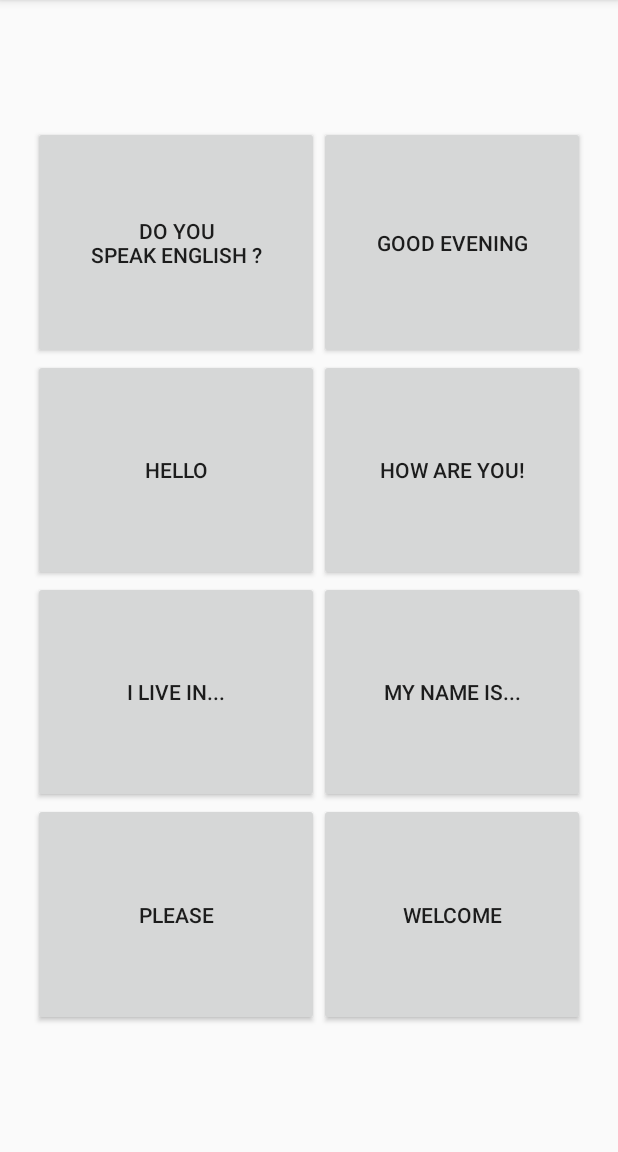
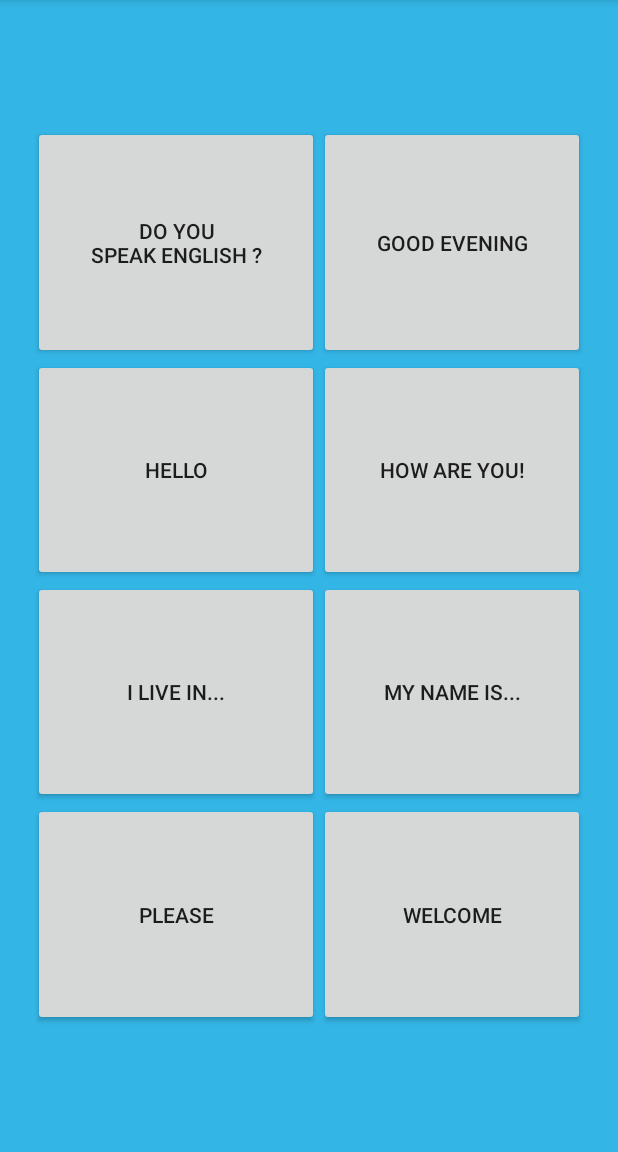
Before and after one commit to ramsony/BasicPhrases, an Android app: the screen it shows after launch (MainActivity), on a phone screen of 412 x 824 dp, the part 84-1236 px from its top. Run offline under Robolectric (Android 15) with nearby library versions, the phone set to English and light mode, and no system bars.

```diff
--- a/app/src/main/res/layout/activity_main.xml
+++ b/app/src/main/res/layout/activity_main.xml
@@ -4,6 +4,7 @@
     xmlns:tools="http://schemas.android.com/tools"
     android:layout_width="match_parent"
     android:layout_height="match_parent"
+    android:background="@android:color/holo_blue_light"
     tools:context=".MainActivity">
 
     <android.support.v7.widget.GridLayout
@@ -15,6 +16,7 @@
         android:layout_marginEnd="8dp"
         android:layout_marginRight="8dp"
         android:layout_marginBottom="8dp"
+        android:background="@android:color/holo_blue_light"
         app:columnCount="2"
         app:layout_constraintBottom_toBottomOf="parent"
         app:layout_constraintEnd_toEndOf="parent"
```
Also changed, not shown: 8 other files.
